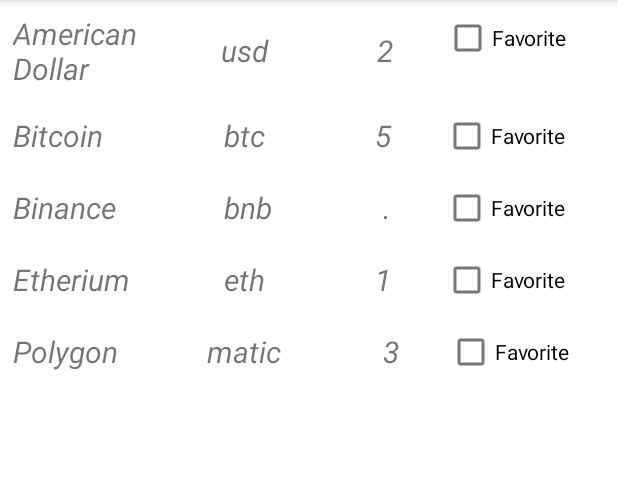
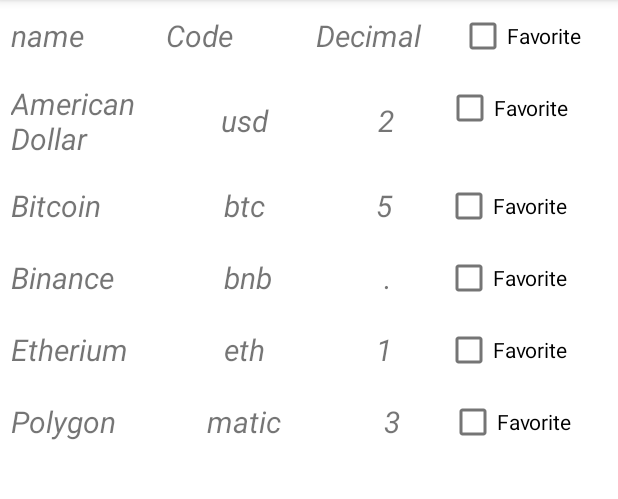
Before and after one commit to SKY-SA/CurrencyApp, an Android app: the CurrenciesActivity screen opened directly, with no data from a screen before it, on a phone screen of 412 x 824 dp, the part 84-583 px from its top. Run offline under Robolectric (Android 15) with nearby library versions, the phone set to English and light mode, and no system bars; our stand-ins replace data binding; 4 statements that could not run were skipped.

Commit message:
views, model and adapter of CurrencyDetails has added

```diff
--- a/app/src/main/java/com/sky/currencyapp/adapter/CurrenciesRecyclerAdapter.kt
+++ b/app/src/main/java/com/sky/currencyapp/adapter/CurrenciesRecyclerAdapter.kt
@@ -11,7 +11,7 @@ import kotlinx.android.synthetic.main.currencies_activity_recycler_row.view.*
 import java.util.*
 import kotlin.collections.ArrayList
 
-class CurrenciesRecyclerAdapter(val listCurrency: ArrayList<CurrencyDetails>, private val baseCurrencyName:String?) : RecyclerView.Adapter<CurrenciesRecyclerAdapter.CurrenciesHolder>() {
+class CurrenciesRecyclerAdapter(private val listCurrency: ArrayList<CurrencyDetails>) : RecyclerView.Adapter<CurrenciesRecyclerAdapter.CurrenciesHolder>() {
     class CurrenciesHolder(itemView: View) : RecyclerView.ViewHolder(itemView) {
 
     }
@@ -23,12 +23,14 @@ class CurrenciesRecyclerAdapter(val listCurrency: ArrayList<CurrencyDetails>, pr
     }
 
     override fun onBindViewHolder(holder: CurrenciesHolder, position: Int) {
-        holder.itemView.currenciesRecyclerRow_currencyNameTextView.text =
-            listCurrency[position].name
-        holder.itemView.currenciesRecyclerRow_currencyCodetextView.text =
-            listCurrency[position].code
-        holder.itemView.currenciesRecyclerRow_decimalUnitiestextView.text =
-            listCurrency[position].decimalUnits
+
+            holder.itemView.currenciesRecyclerRow_currencyNameTextView.text =
+                listCurrency[position].name
+            holder.itemView.currenciesRecyclerRow_currencyCodeTextView.text =
+                listCurrency[position].code
+            holder.itemView.currenciesRecyclerRow_decimalUnitTextView.text =
+                listCurrency[position].decimalUnits
+
 
         holder.itemView.currenciesRecyclerRow_checkboxFavorite.setOnClickListener {
             if (holder.itemView.currenciesRecyclerRow_checkboxFavorite.isChecked) {
@@ -36,7 +38,7 @@ class CurrenciesRecyclerAdapter(val listCurrency: ArrayList<CurrencyDetails>, pr
                 Toast.makeText(it.context, "Favorilendi", Toast.LENGTH_SHORT).show()
             } else {
                 listCurrency[position].isFavorite = false
-                Toast.makeText(it.context, "Favorilerden çıkarıldı", Toast.LENGTH_SHORT).show()
+                //Toast.makeText(it.context, "Favorilerden çıkarıldı", Toast.LENGTH_SHORT).show()
             }
         }
     }
@@ -51,4 +53,5 @@ class CurrenciesRecyclerAdapter(val listCurrency: ArrayList<CurrencyDetails>, pr
         listCurrency.addAll(newCurrency)
         notifyDataSetChanged()
     }
+
 }
--- a/app/src/main/java/com/sky/currencyapp/adapter/CurrencyLatestRecyclerAdapter.kt
+++ b/app/src/main/java/com/sky/currencyapp/adapter/CurrencyLatestRecyclerAdapter.kt
@@ -1,29 +1,46 @@
 package com.sky.currencyapp.adapter
 
+import android.content.Context
 import android.content.Intent
 import android.view.LayoutInflater
 import android.view.View
 import android.view.ViewGroup
+import androidx.activity.result.contract.ActivityResultContracts
 import androidx.recyclerview.widget.RecyclerView
 import com.sky.currencyapp.R
 import com.sky.currencyapp.model.CurrencyLatest
 import com.sky.currencyapp.view.CurrenciesActivity
+import com.sky.currencyapp.view.CurrencyLatestActivity
 import kotlinx.android.synthetic.main.latest_activity_recycler_row.view.*
+import java.lang.NullPointerException
 
-class CurrencyLatestRecyclerAdapter(val listCurrency : ArrayList<CurrencyLatest>): RecyclerView.Adapter<CurrencyLatestRecyclerAdapter.CurrencyVH>() {
+class CurrencyLatestRecyclerAdapter(private val listCurrency : ArrayList<CurrencyLatest>,private val context :Context): RecyclerView.Adapter<CurrencyLatestRecyclerAdapter.CurrencyVH>() {
     class CurrencyVH(itemView: View): RecyclerView.ViewHolder(itemView) {
 
     }
+    private var chosenCurrencyName: String? = ""
 
+
+    private val activity : CurrencyLatestActivity = context as CurrencyLatestActivity
     override fun onCreateViewHolder(parent: ViewGroup, viewType: Int): CurrencyVH {
         val inflater = LayoutInflater.from(parent.context)
         val view = inflater.inflate(R.layout.latest_activity_recycler_row,parent,false)
+
         return CurrencyVH(view)
     }
 
     override fun onBindViewHolder(holder: CurrencyVH, position: Int) {
         holder.itemView.latestRecyclerRow_textView.text = listCurrency[position].fullName
         holder.itemView.latestRecyclerRow_radioButton.text = listCurrency[position].name!!.uppercase()
+
+        holder.itemView.latestRecyclerRow_radioButton.setOnClickListener { view->
+            chosenCurrencyName = listCurrency[position].name
+                val intent = Intent(context, CurrenciesActivity::class.java).apply {
+                    this.putExtra("nameBaseCurrency", chosenCurrencyName)
+                }
+            context.startActivity(intent)
+            (context as CurrencyLatestActivity).finishMe()
+        }
     }
 
     override fun getItemCount(): Int {
@@ -35,4 +52,11 @@ class CurrencyLatestRecyclerAdapter(val listCurrency : ArrayList<CurrencyLatest>
         listCurrency.addAll(newCurrency)
         notifyDataSetChanged()
     }
+    fun getChosenBaseCurrencyName(holder: CurrencyVH) :String{
+
+        chosenCurrencyName?.let {
+            return it
+        }
+        return ""
+    }
 }
--- a/app/src/main/java/com/sky/currencyapp/view/CurrenciesActivity.kt
+++ b/app/src/main/java/com/sky/currencyapp/view/CurrenciesActivity.kt
@@ -3,21 +3,29 @@ package com.sky.currencyapp.view
 import androidx.appcompat.app.AppCompatActivity
 import android.os.Bundle
 import android.view.View
+import android.widget.Toast
 import androidx.lifecycle.Observer
 import androidx.lifecycle.ViewModelProvider
 import androidx.recyclerview.widget.LinearLayoutManager
 import com.sky.currencyapp.R
 import com.sky.currencyapp.adapter.CurrenciesRecyclerAdapter
+import com.sky.currencyapp.model.CurrencyDetails
 import com.sky.currencyapp.viewmodel.CurrencyViewModel
 import kotlinx.android.synthetic.main.activity_currencies.*
+import kotlinx.android.synthetic.main.currencies_activity_recycler_row.*
+import kotlinx.android.synthetic.main.currencies_activity_recycler_row.view.*
 
 class CurrenciesActivity : AppCompatActivity() {
 
     private lateinit var viewModel: CurrencyViewModel
-    private val recyclerAdapter = CurrenciesRecyclerAdapter(arrayListOf(),"")
+    private val recyclerAdapter = CurrenciesRecyclerAdapter(arrayListOf())
+    private var baseCurrencyName: String? = ""
+    private lateinit var baseCurrency: CurrencyDetails
     override fun onCreate(savedInstanceState: Bundle?) {
         super.onCreate(savedInstanceState)
         setContentView(R.layout.activity_currencies)
+
+        baseCurrencyName = intent.getStringExtra("nameBaseCurrency")
 
 
         viewModel = ViewModelProvider(this).get(CurrencyViewModel::class.java)
@@ -28,16 +36,48 @@ class CurrenciesActivity : AppCompatActivity() {
         currenciesActivity_recyclerView.layoutManager = LinearLayoutManager(this)
         currenciesActivity_recyclerView.adapter = recyclerAdapter
     }
-    private fun observeLiveData(){
-        viewModel.currencies.observe(this, Observer{ currency->
+
+    private fun observeLiveData() {
+        var index = 0
+        viewModel.currencies.observe(this, Observer { currency ->
 
             currency?.let {
                 currenciesActivity_recyclerView.visibility = View.VISIBLE
-                recyclerAdapter.refreshData(it)
+
+                for (currency in it) {
+                    println("base currencyName is ${baseCurrencyName} and item name ${currency.code}")
+                    if (baseCurrencyName == currency.code) {
+                        baseCurrency = currency
+                        break
+                    }
+                    index++
+                }
+
+                val listCurrency = ArrayList<CurrencyDetails>()
+                listCurrency.addAll(it)
+                listCurrency.removeAt(index)
+
+                currenciesActivity_currencyNameTextView.text = baseCurrency.name
+                currenciesActivity_currencyCodeTextView.text = baseCurrency.code
+                currenciesActivity_decimalUnitTextView.text = baseCurrency.decimalUnits
+
+
+                recyclerAdapter.refreshData(listCurrency)
             }
         })
     }
-    fun onCheckBoxClicked(view: View){
 
+    fun onCheckBoxClicked(view: View) {
+
+        if (currenciesActivity_checkboxFavorite.isChecked) {
+            baseCurrency.let {
+                it.isFavorite = true
+                Toast.makeText(this, "Base Currency favorilere eklendi", Toast.LENGTH_SHORT).show()
+            }
+        }  else{
+            baseCurrency.let {
+                it.isFavorite = false
+            }
+        }
     }
 }
--- a/app/src/main/java/com/sky/currencyapp/view/CurrencyLatestActivity.kt
+++ b/app/src/main/java/com/sky/currencyapp/view/CurrencyLatestActivity.kt
@@ -10,13 +10,14 @@ import android.widget.RadioGroup
 import androidx.lifecycle.Observer
 import androidx.lifecycle.ViewModelProvider
 import androidx.recyclerview.widget.LinearLayoutManager
+import androidx.recyclerview.widget.RecyclerView
 import com.sky.currencyapp.R
 import com.sky.currencyapp.adapter.CurrencyLatestRecyclerAdapter
 import com.sky.currencyapp.viewmodel.CurrencyLatestViewModel
 import kotlinx.android.synthetic.main.activity_currency_latest.*
 
 class CurrencyLatestActivity : AppCompatActivity() {
-    private val recyclerAdapter = CurrencyLatestRecyclerAdapter(arrayListOf())
+    private val recyclerAdapter = CurrencyLatestRecyclerAdapter(arrayListOf(), this)
     private lateinit var viewModel: CurrencyLatestViewModel
 
     override fun onCreate(savedInstanceState: Bundle?) {
@@ -67,10 +68,8 @@ class CurrencyLatestActivity : AppCompatActivity() {
             }
         })
     }
-
-    fun onRadioButtonClicked(view: View){
-        val intent = Intent(this, CurrenciesActivity::class.java)
-        startActivity(intent)
+    public fun finishMe()
+    {
         finish()
     }
 }
--- a/app/src/main/java/com/sky/currencyapp/view/WelcomeActivity.kt
+++ b/app/src/main/java/com/sky/currencyapp/view/WelcomeActivity.kt
@@ -22,7 +22,7 @@ class WelcomeActivity : AppCompatActivity() {
             numara += 1
             handler.postDelayed(runnable,1000)
 
-            if(numara == 2){
+            if(numara == 1){
                 val intent = Intent(applicationContext,CurrencyLatestActivity::class.java)
                 startActivity(intent)
                 handler.removeCallbacks(runnable)
--- a/app/src/main/res/layout/activity_currencies.xml
+++ b/app/src/main/res/layout/activity_currencies.xml
@@ -4,23 +4,69 @@
     xmlns:app="http://schemas.android.com/apk/res-auto"
     xmlns:tools="http://schemas.android.com/tools">
 
-    <androidx.constraintlayout.widget.ConstraintLayout
+    <RelativeLayout
 
         android:layout_width="match_parent"
         android:layout_height="match_parent"
         tools:context=".view.CurrenciesActivity">
 
+        <LinearLayout
+            android:id="@+id/currenciesActivity_linearLayout"
+            android:layout_width="match_parent"
+            android:layout_height="wrap_content"
+            android:orientation="horizontal">
+            <TextView
+                android:id="@+id/currenciesActivity_currencyNameTextView"
+                android:layout_width="0dp"
+                android:layout_height="wrap_content"
+                android:layout_gravity="center"
+                android:layout_margin="5dp"
+                android:padding="2dp"
+                android:text="name"
+                android:textSize="20dp"
+                android:textStyle="italic"
+                android:layout_weight="4"/>
+
+            <TextView
+                android:id="@+id/currenciesActivity_currencyCodeTextView"
+                android:layout_width="wrap_content"
+                android:layout_height="wrap_content"
+                android:layout_gravity="center"
+                android:layout_margin="4dp"
+                android:padding="2dp"
+                android:text="Code"
+                android:textSize="20dp"
+                android:textStyle="italic"
+                android:layout_weight="2"/>
+            <TextView
+                android:id="@+id/currenciesActivity_decimalUnitTextView"
+                android:layout_width="wrap_content"
+                android:layout_height="wrap_content"
+                android:layout_gravity="center"
+
+                android:padding="2dp"
+                android:text="Decimal"
+                android:textSize="20dp"
+                android:textStyle="italic"
+                android:layout_weight="1"/>
+
+            <CheckBox
+                android:id="@+id/currenciesActivity_checkboxFavorite"
+                android:layout_width="wrap_content"
+                android:layout_height="wrap_content"
+                android:text="Favorite"
+                android:layout_weight="1"
+                android:onClick="onCheckBoxClicked"
+                />
+        </LinearLayout>
         <androidx.recyclerview.widget.RecyclerView
             android:id="@+id/currenciesActivity_recyclerView"
-            android:layout_width="0dp"
-            android:layout_height="0dp"
-            android:layout_marginStart="1dp"
-            android:layout_marginTop="1dp"
-            android:layout_marginEnd="1dp"
-            android:layout_marginBottom="1dp"
+            android:layout_below="@+id/currenciesActivity_linearLayout"
+            android:layout_width="413dp"
+            android:layout_height="479dp"
+            android:layout_marginBottom="16dp"
             app:layout_constraintBottom_toBottomOf="parent"
             app:layout_constraintEnd_toEndOf="parent"
-            app:layout_constraintStart_toStartOf="parent"
-            app:layout_constraintTop_toTopOf="parent" />
-    </androidx.constraintlayout.widget.ConstraintLayout>
+            app:layout_constraintStart_toStartOf="parent" />
+    </RelativeLayout>
 </layout>
--- a/app/src/main/res/layout/currencies_activity_recycler_row.xml
+++ b/app/src/main/res/layout/currencies_activity_recycler_row.xml
@@ -22,7 +22,7 @@
             android:layout_weight="4"/>
 
         <TextView
-            android:id="@+id/currenciesRecyclerRow_currencyCodetextView"
+            android:id="@+id/currenciesRecyclerRow_currencyCodeTextView"
             android:layout_width="wrap_content"
             android:layout_height="wrap_content"
             android:layout_gravity="center"
@@ -33,7 +33,7 @@
             android:textStyle="italic"
             android:layout_weight="2"/>
         <TextView
-            android:id="@+id/currenciesRecyclerRow_decimalUnitiestextView"
+            android:id="@+id/currenciesRecyclerRow_decimalUnitTextView"
             android:layout_width="wrap_content"
             android:layout_height="wrap_content"
             android:layout_gravity="center"
--- a/app/src/main/res/layout/latest_activity_recycler_row.xml
+++ b/app/src/main/res/layout/latest_activity_recycler_row.xml
@@ -34,7 +34,7 @@
             android:layoutDirection="rtl"
             android:padding="6dp"
             android:layout_margin="3dp"
-            android:onClick="onRadioButtonClicked"
+
             />
     </LinearLayout>
 </layout>
```
